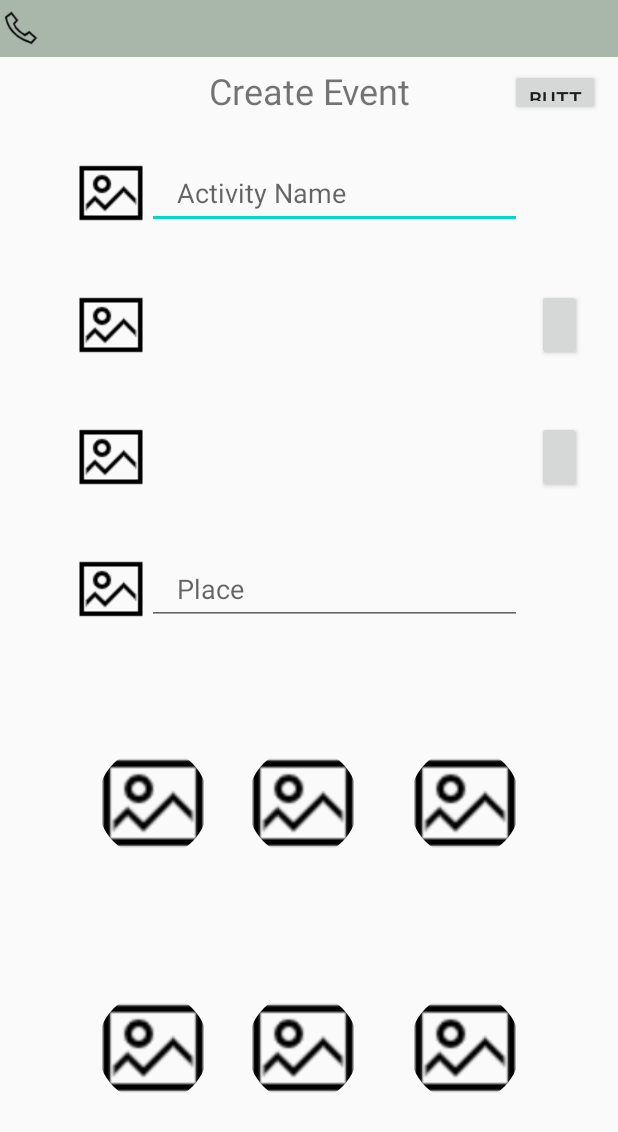
After one commit to Mialovewatermelon/Mobile-Social-Hub, an Android app: the fragment CreateEventFragment shown on its own in the app's theme, on a phone screen of 412 x 824 dp. The commit adds this screen. Shown: the top 1132 px of the screen. Run offline under Robolectric (Android 15) with nearby library versions, the phone set to English and light mode, and no system bars; our stand-ins replace CircleImageView, Firebase (no records; nobody signed in at launch, a user with empty details on screens opened directly), data binding; libraries missing offline, so code that uses them is left out: com.wdullaer.materialdatetimepicker.

Commit message:
create event page

```diff
--- a/app/build.gradle
+++ b/app/build.gradle
@@ -4,6 +4,11 @@ apply plugin: 'com.google.gms.google-services'
 android {
     compileSdkVersion 30
     buildToolsVersion "30.0.1"
+
+    compileOptions {
+        sourceCompatibility JavaVersion.VERSION_1_8
+        targetCompatibility JavaVersion.VERSION_1_8
+    }
 
     defaultConfig {
         applicationId "com.example.mobilesocialhub"
@@ -44,6 +49,7 @@ dependencies {
     implementation "androidx.core:core-ktx:+"
     implementation "org.jetbrains.kotlin:kotlin-stdlib-jdk7:$kotlin_version"
     implementation 'de.hdodenhof:circleimageview:3.1.0'
+    implementation 'com.wdullaer:materialdatetimepicker:4.2.3'
 
 }
 repositories {
--- a/app/src/main/AndroidManifest.xml
+++ b/app/src/main/AndroidManifest.xml
@@ -17,11 +17,8 @@
 
                 <category android:name="android.intent.category.LAUNCHER" />
             </intent-filter>
-
         </activity>
-        <activity android:name=".eventcard.FolderActivity" >
-
-        </activity>
+        <activity android:name=".eventcard.FolderActivity"></activity>
         <activity android:name=".MainActivity" />
     </application>
 
--- a/app/src/main/java/com/example/mobilesocialhub/TestActivity.java
+++ b/app/src/main/java/com/example/mobilesocialhub/TestActivity.java
@@ -9,6 +9,7 @@ import androidx.fragment.app.FragmentTransaction;
 import android.os.Bundle;
 import android.util.Log;
 
+import com.example.mobilesocialhub.eventcard.CreateEventFragment;
 import com.example.mobilesocialhub.eventcard.EventFragment;
 import com.example.mobilesocialhub.chat.ChatFragment;
 import com.example.mobilesocialhub.databinding.ActivityTestBinding;
@@ -17,6 +18,7 @@ import com.ismaeldivita.chipnavigation.ChipNavigationBar;
 public class TestActivity extends AppCompatActivity {
     EventFragment eventFragment;
     ChatFragment chatFragment;
+    CreateEventFragment createFragment;
     Fragment nowFragment;
 
     @Override
@@ -27,6 +29,7 @@ public class TestActivity extends AppCompatActivity {
         FragmentTransaction ft = fm.beginTransaction();
         eventFragment = new EventFragment();
         chatFragment = new ChatFragment();
+        createFragment = new CreateEventFragment();
         nowFragment = eventFragment;
         ChipNavigationBar bottomNavView = testBinding.chipNavigationBar;
 
@@ -42,7 +45,7 @@ public class TestActivity extends AppCompatActivity {
                         navContent(nowFragment, chatFragment);
                         break;
                     case R.id.activity_info:
-                        navContent(nowFragment, eventFragment);
+                        navContent(nowFragment, createFragment);
                         break;
                     default:
                         break;
@@ -51,7 +54,6 @@ public class TestActivity extends AppCompatActivity {
         };
         bottomNavView.setOnItemSelectedListener(itemListener);
         bottomNavView.setItemSelected(R.id.home_info, true);
-        Log.d("RUNRUNRUN", String.valueOf(bottomNavView.getSelectedItemId()));
     }
     private void navContent(Fragment from, Fragment to) {
         if(nowFragment != to) {
--- /dev/null
+++ b/app/src/main/java/com/example/mobilesocialhub/eventcard/CreateEventFragment.java
@@ -0,0 +1,129 @@
+package com.example.mobilesocialhub.eventcard;
+
+import androidx.annotation.NonNull;
+import androidx.annotation.Nullable;
+import androidx.appcompat.app.AppCompatActivity;
+import androidx.databinding.DataBindingUtil;
+import androidx.fragment.app.Fragment;
+import androidx.fragment.app.FragmentManager;
+import androidx.fragment.app.FragmentTransaction;
+
+import android.content.Intent;
+import android.os.Bundle;
+import android.util.Log;
+import android.view.LayoutInflater;
+import android.view.View;
+import android.view.ViewGroup;
+import android.widget.Button;
+import android.widget.EditText;
+import android.widget.TextView;
+import android.widget.TimePicker;
+import android.widget.Toast;
+
+import com.example.mobilesocialhub.R;
+import com.example.mobilesocialhub.databinding.ActivityCreateEventBinding;
+import com.google.firebase.database.DataSnapshot;
+import com.google.firebase.database.DatabaseError;
+import com.google.firebase.database.DatabaseReference;
+import com.google.firebase.database.FirebaseDatabase;
+import com.google.firebase.database.ValueEventListener;
+import com.wdullaer.materialdatetimepicker.date.DatePickerDialog;
+import com.wdullaer.materialdatetimepicker.time.TimePickerDialog;
+
+import java.text.SimpleDateFormat;
+import java.util.Calendar;
+import java.util.Date;
+import java.util.UUID;
+
+public class CreateEventFragment extends Fragment implements View.OnClickListener, DatePickerDialog.OnDateSetListener,
+        com.wdullaer.materialdatetimepicker.time.TimePickerDialog.OnTimeSetListener {
+    ActivityCreateEventBinding mBinding;
+    FirebaseDatabase database;
+    EditText eventNameText;
+    EditText eventPlaceText;
+    TextView eventDateText;
+    TextView eventTimeText;
+    Button datePickBtn;
+    Button timePickBtn;
+    Button submitBtn;
+    DatabaseReference eventRef;
+    String datePublished;
+    FragmentManager fm;
+
+    @Override
+    public void onCreate(@Nullable Bundle savedInstanceState) {
+        super.onCreate(savedInstanceState);
+        fm = getFragmentManager();
+    }
+
+    @Nullable
+    @Override
+    public View onCreateView(@NonNull LayoutInflater inflater, @Nullable ViewGroup container, @Nullable Bundle savedInstanceState) {
+        mBinding = DataBindingUtil.inflate(inflater,R.layout.activity_create_event,  container, false);
+        database = FirebaseDatabase.getInstance();
+        eventRef = database.getReference().child("Events");
+        eventNameText = mBinding.nameTextView;
+        eventPlaceText = mBinding.placeTextView;
+        eventDateText = mBinding.dateText;
+        eventTimeText = mBinding.timeText;
+        datePickBtn = mBinding.datePickBtn;
+        timePickBtn = mBinding.timePickBtn;
+        submitBtn = mBinding.createEventBtn;
+        SimpleDateFormat simpleDateFormat = new SimpleDateFormat("yyyy-MM-dd");
+        Date date = new Date(System.currentTimeMillis());
+        datePublished = simpleDateFormat.format(date);
+
+        submitBtn.setOnClickListener(this);
+        datePickBtn.setOnClickListener(this);
+        timePickBtn.setOnClickListener(this);
+        return mBinding.getRoot();
+    }
+
+    @Override
+    public void onClick(View v) {
+        switch (v.getId()) {
+            case R.id.create_event_btn:
+                String address = eventPlaceText.getText().toString();
+                String usernamePublished = eventNameText.getText().toString();
+                String datePublished = this.datePublished;
+                String eventDate = this.eventDateText.getText().toString();
+                String eventTime = this.eventTimeText.getText().toString();
+                String uuid = UUID.randomUUID().toString();
+                Event newEvent = new Event(usernamePublished, datePublished, eventDate, eventTime, address, uuid);
+                eventRef.child(uuid).setValue(newEvent);
+                Toast.makeText(v.getContext(), "Event has been created", Toast.LENGTH_LONG).show();
+                break;
+            case R.id.date_pick_btn:
+                Calendar now = Calendar.getInstance();
+                DatePickerDialog dpd = DatePickerDialog.newInstance(
+                        this,
+                        now.get(Calendar.YEAR), // Initial year selection
+                        now.get(Calendar.MONTH), // Initial month selection
+                        now.get(Calendar.DAY_OF_MONTH) // Inital day selection
+                );
+                dpd.show(getFragmentManager(), "Datepickerdialog");
+                break;
+            case R.id.time_pick_btn:
+                com.wdullaer.materialdatetimepicker.time.TimePickerDialog tpd = com.wdullaer.materialdatetimepicker.time.TimePickerDialog.newInstance(
+                        this,
+                        true
+                );
+                tpd.show(getFragmentManager(), "Datepickerdialog");
+                break;
+
+
+        }
+    }
+
+    @Override
+    public void onDateSet(DatePickerDialog view, int year, int monthOfYear, int dayOfMonth) {
+        String date = new String(year+"-" + monthOfYear + "-" + dayOfMonth);
+        eventDateText.setText(date);
+    }
+
+    @Override
+    public void onTimeSet(TimePickerDialog view, int hourOfDay, int minute, int second) {
+        String time = new String(hourOfDay+ ":" + minute);
+        eventTimeText.setText(time);
+    }
+}
--- a/app/src/main/java/com/example/mobilesocialhub/eventcard/EventFragment.java
+++ b/app/src/main/java/com/example/mobilesocialhub/eventcard/EventFragment.java
@@ -1,16 +1,22 @@
 package com.example.mobilesocialhub.eventcard;
 
+import android.content.Intent;
 import android.os.Bundle;
 
 import androidx.annotation.NonNull;
 import androidx.fragment.app.Fragment;
+import androidx.fragment.app.FragmentManager;
+import androidx.fragment.app.FragmentTransaction;
 import androidx.recyclerview.widget.GridLayoutManager;
 
 import android.util.Log;
 import android.view.LayoutInflater;
 import android.view.View;
 import android.view.ViewGroup;
+import android.widget.Button;
 
+import com.example.mobilesocialhub.MainActivity;
+import com.example.mobilesocialhub.R;
 import com.example.mobilesocialhub.databinding.FragmentEventBinding;
 import com.google.firebase.database.DataSnapshot;
 import com.google.firebase.database.DatabaseError;
@@ -27,6 +33,10 @@ import java.util.List;
  * create an instance of this fragment.
  */
 public class EventFragment extends Fragment {
+
+    //fragment manager
+    FragmentManager fm;
+
 
     // TODO: Rename parameter arguments, choose names that match
     // the fragment initialization parameters, e.g. ARG_ITEM_NUMBER
@@ -50,6 +60,8 @@ public class EventFragment extends Fragment {
     @Override
     public void onCreate(Bundle savedInstanceState) {
         super.onCreate(savedInstanceState);
+        // get the fragment manager
+        fm = getFragmentManager();
     }
 
     @Override
@@ -97,6 +109,14 @@ public class EventFragment extends Fragment {
             }
         });
 
+        // add add event button
+        Button addEventBtn = mBinding.addEventBtn;
+        addEventBtn.setOnClickListener(new View.OnClickListener() {
+            @Override
+            public void onClick(View v) {
+            }
+        });
+
         return mBinding.getRoot();
     }
 
--- /dev/null
+++ b/app/src/main/res/layout/activity_create_event.xml
@@ -0,0 +1,268 @@
+<?xml version="1.0" encoding="utf-8"?>
+<layout xmlns:android="http://schemas.android.com/apk/res/android"
+    xmlns:app="http://schemas.android.com/apk/res-auto"
+    xmlns:tools="http://schemas.android.com/tools">
+
+    <data>
+
+    </data>
+
+    <androidx.constraintlayout.widget.ConstraintLayout
+        android:layout_width="match_parent"
+        android:layout_height="match_parent">
+
+        <androidx.constraintlayout.widget.Guideline
+            android:id="@+id/guideline"
+            android:layout_width="wrap_content"
+            android:layout_height="wrap_content"
+            android:orientation="horizontal"
+            app:layout_constraintGuide_begin="38dp" />
+
+        <LinearLayout
+            android:id="@+id/linearLayout"
+            android:layout_width="match_parent"
+            android:layout_height="38dp"
+            android:background="#A9B6AA"
+            app:layout_constraintBottom_toTopOf="@+id/guideline"
+            app:layout_constraintEnd_toEndOf="parent"
+            app:layout_constraintStart_toStartOf="parent"
+            app:layout_constraintTop_toTopOf="parent">
+
+            <Button
+                android:layout_width="28dp"
+                android:layout_height="28dp"
+                android:layout_gravity="center"
+                android:background="@drawable/call" />
+        </LinearLayout>
+
+        <androidx.constraintlayout.widget.Guideline
+            android:id="@+id/guideline3"
+            android:layout_width="wrap_content"
+            android:layout_height="wrap_content"
+            android:orientation="horizontal"
+            app:layout_constraintGuide_begin="85dp" />
+
+        <TextView
+            android:id="@+id/textView"
+            android:layout_width="243dp"
+            android:layout_height="35dp"
+            android:text="Create Event"
+            android:textAlignment="center"
+            android:textSize="24sp"
+            app:layout_constraintBottom_toTopOf="@+id/guideline3"
+            app:layout_constraintEnd_toEndOf="parent"
+            app:layout_constraintStart_toStartOf="parent"
+            app:layout_constraintTop_toBottomOf="@+id/linearLayout" />
+
+        <androidx.constraintlayout.widget.Guideline
+            android:id="@+id/guideline5"
+            android:layout_width="wrap_content"
+            android:layout_height="wrap_content"
+            android:orientation="horizontal"
+            app:layout_constraintGuide_begin="458dp" />
+
+        <LinearLayout
+            android:layout_width="0dp"
+            android:layout_height="0dp"
+            android:orientation="vertical"
+            app:layout_constraintBottom_toTopOf="@+id/guideline5"
+            app:layout_constraintEnd_toEndOf="parent"
+            app:layout_constraintStart_toStartOf="parent"
+            app:layout_constraintTop_toTopOf="@+id/guideline3">
+            <LinearLayout
+                android:layout_width="match_parent"
+                android:layout_height="wrap_content"
+                android:paddingTop="20dp"
+                android:paddingBottom="20dp">
+                <ImageView
+                    android:layout_width="wrap_content"
+                    android:layout_height="wrap_content"
+                    android:contentDescription="Activity Name"
+                    android:src="@drawable/picture"
+                    android:paddingStart="50dp"/>
+                <EditText
+                    android:paddingStart="20dp"
+                    android:paddingEnd="20dp"
+                    android:layout_width="250dp"
+                    android:layout_height="match_parent"
+                    android:hint="Activity Name"
+                    android:id="@+id/nameTextView"/>
+            </LinearLayout>
+            <LinearLayout
+                android:layout_width="match_parent"
+                android:layout_height="wrap_content"
+                android:paddingTop="20dp"
+                android:paddingBottom="20dp">
+                <ImageView
+                    android:layout_width="wrap_content"
+                    android:layout_height="wrap_content"
+                    android:contentDescription="Activity Name"
+                    android:src="@drawable/picture"
+                    android:paddingStart="50dp"/>
+
+                <TextView
+                    android:id="@+id/date_text"
+                    android:layout_width="250dp"
+                    android:layout_height="match_parent"
+                    android:paddingStart="20dp"
+                    android:paddingEnd="20dp"
+                    android:textSize="18sp" />
+                <Button
+                    android:id="@+id/date_pick_btn"
+                    android:layout_marginStart="10dp"
+                    android:layout_width="30dp"
+                    android:layout_height="match_parent"/>
+            </LinearLayout>
+            <LinearLayout
+                android:layout_width="match_parent"
+                android:layout_height="wrap_content"
+                android:paddingTop="20dp"
+                android:paddingBottom="20dp">
+                <ImageView
+                    android:layout_width="wrap_content"
+                    android:layout_height="wrap_content"
+                    android:contentDescription="Activity Name"
+                    android:src="@drawable/picture"
+                    android:paddingStart="50dp"/>
+                <TextView
+                    android:id="@+id/time_text"
+                    android:layout_width="250dp"
+                    android:layout_height="match_parent"
+                    android:paddingStart="20dp"
+                    android:paddingEnd="20dp"
+                    android:textSize="18sp" />
+                <Button
+                    android:id="@+id/time_pick_btn"
+                    android:layout_marginStart="10dp"
+                    android:layout_width="30dp"
+                    android:layout_height="match_parent"/>
+            </LinearLayout>
+            <LinearLayout
+                android:layout_width="match_parent"
+                android:layout_height="wrap_content"
+                android:paddingTop="20dp"
+                android:paddingBottom="20dp">
+                <ImageView
+                    android:layout_width="wrap_content"
+                    android:layout_height="wrap_content"
+                    android:contentDescription="Activity Name"
+                    android:src="@drawable/picture"
+                    android:paddingStart="50dp"/>
+                <EditText
+                    android:paddingStart="20dp"
+                    android:paddingEnd="20dp"
+                    android:layout_width="250dp"
+                    android:layout_height="match_parent"
+                    android:hint="Place"
+                    android:id="@+id/placeTextView"/>
+
+            </LinearLayout>
+
+        </LinearLayout>
+
+        <androidx.constraintlayout.widget.ConstraintLayout
+            android:layout_width="0dp"
+            android:layout_height="0dp"
+            app:layout_constraintBottom_toBottomOf="parent"
+            app:layout_constraintEnd_toEndOf="parent"
+            app:layout_constraintStart_toStartOf="parent"
+            app:layout_constraintTop_toTopOf="@+id/guideline5">
+
+            <androidx.constraintlayout.widget.ConstraintLayout
+                android:id="@+id/constraintLayout"
+                android:layout_width="0dp"
+                android:layout_height="0dp"
+                app:layout_constraintEnd_toEndOf="parent"
+                app:layout_constraintHorizontal_bias="0.0"
+                app:layout_constraintStart_toStartOf="parent"
+                app:layout_constraintTop_toTopOf="parent">
+
+            </androidx.constraintlayout.widget.ConstraintLayout>
+
+            <androidx.constraintlayout.widget.ConstraintLayout
+                android:id="@+id/constraintLayout2"
+                android:layout_width="0dp"
+                android:layout_height="0dp"
+                app:layout_constraintBottom_toBottomOf="parent"
+                app:layout_constraintEnd_toEndOf="parent"
+                app:layout_constraintHorizontal_bias="1.0"
+                app:layout_constraintStart_toStartOf="parent">
+
+            </androidx.constraintlayout.widget.ConstraintLayout>
+
+            <de.hdodenhof.circleimageview.CircleImageView
+                android:id="@+id/circleImageView3"
+                android:layout_width="76dp"
+                android:layout_height="74dp"
+                android:layout_marginStart="64dp"
+                android:layout_marginTop="40dp"
+                android:src="@drawable/picture"
+                app:layout_constraintStart_toStartOf="parent"
+                app:layout_constraintTop_toTopOf="parent" />
+
+            <de.hdodenhof.circleimageview.CircleImageView
+                android:id="@+id/circleImageView5"
+                android:layout_width="76dp"
+                android:layout_height="74dp"
+                android:layout_marginStart="24dp"
+                android:src="@drawable/picture"
+                app:layout_constraintBottom_toBottomOf="@+id/circleImageView3"
+                app:layout_constraintStart_toEndOf="@+id/circleImageView3"
+                app:layout_constraintTop_toTopOf="@+id/circleImageView3"
+                app:layout_constraintVertical_bias="0.0" />
+
+            <de.hdodenhof.circleimageview.CircleImageView
+                android:id="@+id/circleImageView4"
+                android:layout_width="76dp"
+                android:layout_height="74dp"
+                android:src="@drawable/picture"
+                app:layout_constraintBottom_toBottomOf="@+id/circleImageView5"
+                app:layout_constraintEnd_toEndOf="parent"
+                app:layout_constraintHorizontal_bias="0.336"
+                app:layout_constraintStart_toEndOf="@+id/circleImageView5"
+                app:layout_constraintTop_toTopOf="@+id/circleImageView5"
+                app:layout_constraintVertical_bias="0.0" />
+
+            <de.hdodenhof.circleimageview.CircleImageView
+                android:id="@+id/circleImageView6"
+                android:layout_width="76dp"
+                android:layout_height="74dp"
+                android:src="@drawable/picture"
+                app:layout_constraintBottom_toBottomOf="parent"
+                app:layout_constraintStart_toStartOf="@+id/circleImageView3"
+                app:layout_constraintTop_toBottomOf="@+id/circleImageView3" />
+
+            <de.hdodenhof.circleimageview.CircleImageView
+                android:id="@+id/circleImageView7"
+                android:layout_width="76dp"
+                android:layout_height="74dp"
+                android:src="@drawable/picture"
+                app:layout_constraintBottom_toBottomOf="@+id/circleImageView6"
+                app:layout_constraintStart_toStartOf="@+id/circleImageView5"
+                app:layout_constraintTop_toTopOf="@+id/circleImageView6" />
+
+            <de.hdodenhof.circleimageview.CircleImageView
+                android:id="@+id/circleImageView8"
+                android:layout_width="76dp"
+                android:layout_height="74dp"
+                android:src="@drawable/picture"
+                app:layout_constraintBottom_toBottomOf="@+id/circleImageView7"
+                app:layout_constraintEnd_toEndOf="@+id/circleImageView4"
+                app:layout_constraintStart_toStartOf="@+id/circleImageView4"
+                app:layout_constraintTop_toTopOf="@+id/circleImageView7" />
+
+        </androidx.constraintlayout.widget.ConstraintLayout>
+
+        <Button
+            android:id="@+id/create_event_btn"
+            android:layout_width="60dp"
+            android:layout_height="31dp"
+            android:text="Button"
+            app:layout_constraintBottom_toTopOf="@+id/guideline3"
+            app:layout_constraintEnd_toEndOf="parent"
+            app:layout_constraintStart_toEndOf="@+id/textView"
+            app:layout_constraintTop_toTopOf="@+id/guideline" />
+
+    </androidx.constraintlayout.widget.ConstraintLayout>
+
+</layout>
--- a/app/src/main/res/layout/activity_folder.xml
+++ b/app/src/main/res/layout/activity_folder.xml
@@ -9,7 +9,6 @@
     <fragment
         android:id="@+id/fragment"
         android:name="com.example.mobilesocialhub.eventcard.EventFragment"
-        tools:layout="@layout/fragment_event"
         android:layout_width="match_parent"
         android:layout_height="678dp"
         app:layout_constraintBottom_toBottomOf="parent"
@@ -17,6 +16,6 @@
         app:layout_constraintHorizontal_bias="0.0"
         app:layout_constraintStart_toStartOf="parent"
         app:layout_constraintTop_toTopOf="parent"
-        app:layout_constraintVertical_bias="0.0" />
+        tools:layout="@layout/fragment_event" />
 
 </androidx.constraintlayout.widget.ConstraintLayout>
--- a/app/src/main/res/layout/fragment_event.xml
+++ b/app/src/main/res/layout/fragment_event.xml
@@ -9,17 +9,54 @@
         <androidx.constraintlayout.widget.ConstraintLayout
             android:layout_width="match_parent"
             android:layout_height="match_parent">
+
+            <androidx.constraintlayout.widget.Guideline
+                android:id="@+id/guideline"
+                android:layout_width="wrap_content"
+                android:layout_height="wrap_content"
+                android:orientation="horizontal"
+                app:layout_constraintGuide_begin="38dp" />
+
+            <LinearLayout
+                android:id="@+id/linearLayout"
+                android:layout_width="match_parent"
+                android:layout_height="38dp"
+                android:background="#A9B6AA"
+                app:layout_constraintBottom_toTopOf="@+id/guideline"
+                app:layout_constraintEnd_toEndOf="parent"
+                app:layout_constraintStart_toStartOf="parent"
+                app:layout_constraintTop_toTopOf="parent">
+
+                <Button
+                    android:layout_width="28dp"
+                    android:layout_height="28dp"
+                    android:layout_gravity="center"
+                    android:background="@drawable/call" />
+                <View
+                    android:layout_width="350dp"
+                    android:layout_height="match_parent"/>
+                <Button
+                    android:layout_width="28dp"
+                    android:layout_height="28dp"
+                    android:layout_gravity="center"
+                    android:background="@drawable/call"
+                    android:id="@+id/add_event_btn"/>
+            </LinearLayout>
+
             <androidx.recyclerview.widget.RecyclerView
-                android:layout_width="match_parent"
-                android:layout_height="match_parent"
                 android:id="@+id/event_recycler"
+                android:layout_width="0dp"
+                android:layout_height="0dp"
                 android:divider="@android:color/darker_gray"
                 android:dividerHeight="10dp"
+                android:paddingLeft="15dp"
+                android:paddingTop="15dp"
+                android:paddingRight="15dp"
                 android:paddingBottom="15dp"
-                android:paddingLeft="15dp"
-                android:paddingRight="15dp"
-                android:paddingTop="15dp"
-                />
+                app:layout_constraintBottom_toBottomOf="parent"
+                app:layout_constraintEnd_toEndOf="parent"
+                app:layout_constraintStart_toStartOf="parent"
+                app:layout_constraintTop_toTopOf="@+id/guideline" />
         </androidx.constraintlayout.widget.ConstraintLayout>
 
 </layout>
--- a/app/src/main/res/values/styles.xml
+++ b/app/src/main/res/values/styles.xml
@@ -1,6 +1,6 @@
 <resources>
     <!-- Base application theme. -->
-    <style name="AppTheme" parent="Theme.AppCompat.Light.DarkActionBar">
+    <style name="AppTheme" parent="Theme.AppCompat.Light.NoActionBar">
         <!-- Customize your theme here. -->
         <item name="colorPrimary">@color/colorPrimary</item>
         <item name="colorPrimaryDark">@color/colorPrimaryDark</item>
```
